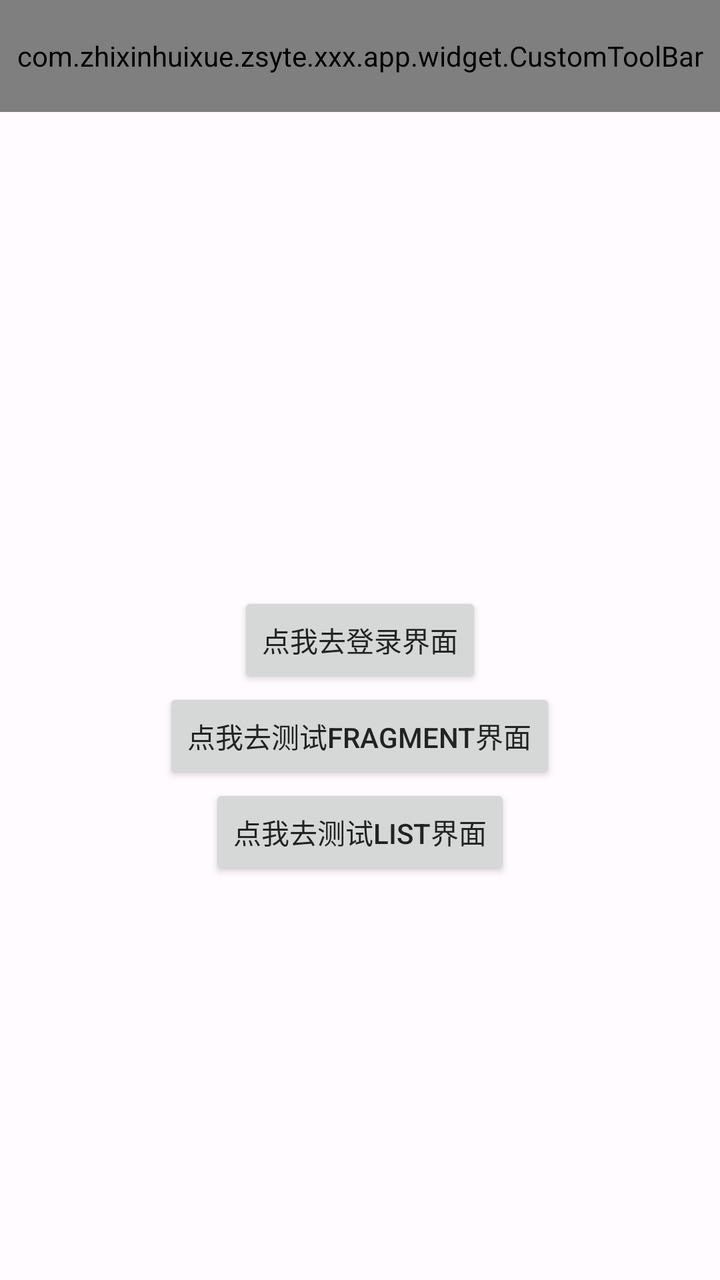
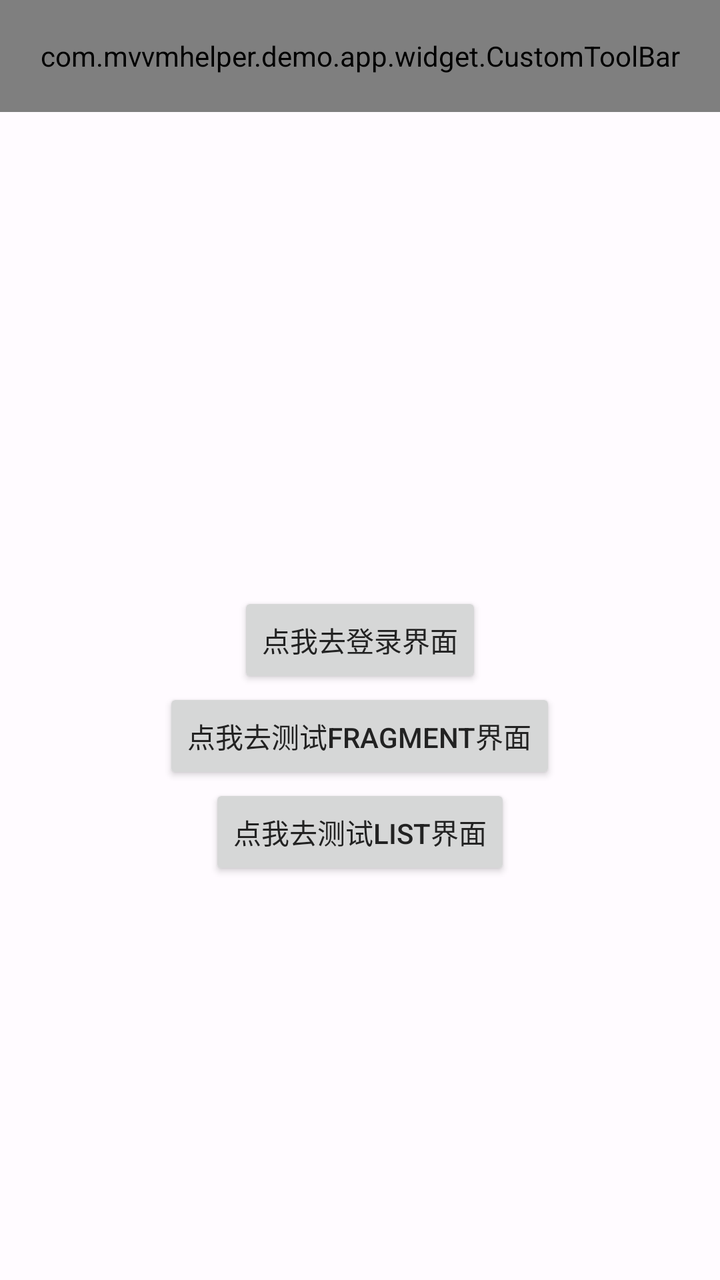

The first picture is an Android layout as it rendered before a commit; the second is the same layout after the commit. The layout source and the unified diff follow.
<!-- AndroidManifest.xml: application theme Theme.Project -->
<!-- res/layout/fragment_home.xml -->
<?xml version="1.0" encoding="utf-8"?>
<LinearLayout xmlns:android="http://schemas.android.com/apk/res/android"
    xmlns:app="http://schemas.android.com/apk/res-auto"
    android:layout_width="match_parent"
    android:layout_height="match_parent"
    android:orientation="vertical">

    <com.zhixinhuixue.zsyte.xxx.app.widget.CustomToolBar
        android:id="@+id/customToolbar"
        android:layout_width="match_parent"
        android:layout_height="?actionBarSize" />

    <LinearLayout
        android:layout_width="match_parent"
        android:layout_height="match_parent"
        android:gravity="center"
        android:orientation="vertical">

        <Button
            android:id="@+id/loginBtn"
            android:layout_width="wrap_content"
            android:layout_height="wrap_content"
            android:layout_marginTop="@dimen/dp_40"
            android:gravity="center"
            android:text="点我去登录界面"
            app:layout_constraintBottom_toTopOf="@+id/testPageBtn"
            app:layout_constraintLeft_toLeftOf="parent"
            app:layout_constraintRight_toRightOf="parent"
            app:layout_constraintTop_toTopOf="parent"
            app:layout_constraintVertical_chainStyle="packed" />

        <Button
            android:id="@+id/testPageBtn"
            android:layout_width="wrap_content"
            android:layout_height="wrap_content"
            android:text="点我去测试Fragment界面"
            app:layout_constraintBottom_toBottomOf="parent"
            app:layout_constraintEnd_toEndOf="parent"
            app:layout_constraintStart_toStartOf="parent"
            app:layout_constraintTop_toBottomOf="@+id/loginBtn" />

        <Button
            android:id="@+id/testListBtn"
            android:layout_width="wrap_content"
            android:layout_height="wrap_content"
            android:text="点我去测试List界面"
            app:layout_constraintBottom_toBottomOf="parent"
            app:layout_constraintEnd_toEndOf="parent"
            app:layout_constraintStart_toStartOf="parent"
            app:layout_constraintTop_toBottomOf="@+id/loginBtn" />

    </LinearLayout>

</LinearLayout>
<!-- resources referenced by this layout -->
<resources>
  <dimen name="dp_40">40dp</dimen>
  <style name="Theme.Project" parent="Theme.AppCompat.Light.NoActionBar">
          
          <item name="colorPrimary">@color/colorPrimary</item>
          <item name="colorPrimaryVariant">@color/colorPrimary</item>
          <item name="colorAccent">@color/colorPrimary</item>
          <item name="colorOnPrimary">@color/colorOnPrimary</item>
          
          <item name="android:statusBarColor" tools:targetApi="l">?attr/colorPrimaryVariant</item>
          
          <item name="android:windowTranslucentStatus">true</item>
          <item name="android:windowIsTranslucent">false</item>
          <item name="android:windowAnimationStyle">@style/activityAnimation</item>
          
          <item name="android:overScrollMode">never</item>
          
          <item name="android:windowBackground">@color/colorBackground</item>
          <item name="android:navigationBarColor">@color/colorBackground</item>
          <item name="android:windowLightNavigationBar">true</item>
          
          <item name="android:textColor">@color/common_text_color</item>
          
          <item name="android:textColorHint">@color/common_text_hint_color</item>
  
          
          <item name="android:textSize">14sp</item>
  
          
          <item name="colorControlHighlight">@color/config_color_separator</item>
  
          <item name="ui_general_shadow_alpha">0.25</item>
          <item name="ui_general_shadow_elevation">14dp</item>
          <item name="ui_radius">10dp</item>
  
          <item name="ui_alpha_pressed">0.6</item>
          <item name="ui_alpha_disabled">0.6</item>
      </style>
  <color name="colorPrimary">#594ACB</color>
  <color name="colorOnPrimary">#FFFFFF</color>
  <style name="activityAnimation" parent="@android:style/Animation">
          <item name="android:activityOpenEnterAnimation">@anim/slide_in_right</item>
          <item name="android:activityOpenExitAnimation">@anim/slide_out_left</item>
          <item name="android:activityCloseEnterAnimation">@anim/slide_in_left</item>
          <item name="android:activityCloseExitAnimation">@anim/slide_out_right</item>
      </style>
  <color name="colorBackground">#FFFBFF</color>
  <color name="common_text_color">#222222</color>
  <color name="common_text_hint_color">#999999</color>
  <color name="config_color_separator">#f2f2f2</color>
</resources>

<!-- the commit's change to res/layout/fragment_home.xml (unified diff, before → after) -->
@@ -5,7 +5,7 @@
     android:layout_height="match_parent"
     android:orientation="vertical">
 
-    <com.zhixinhuixue.zsyte.xxx.app.widget.CustomToolBar
+    <com.mvvmhelper.demo.app.widget.CustomToolBar
         android:id="@+id/customToolbar"
         android:layout_width="match_parent"
         android:layout_height="?actionBarSize" />
